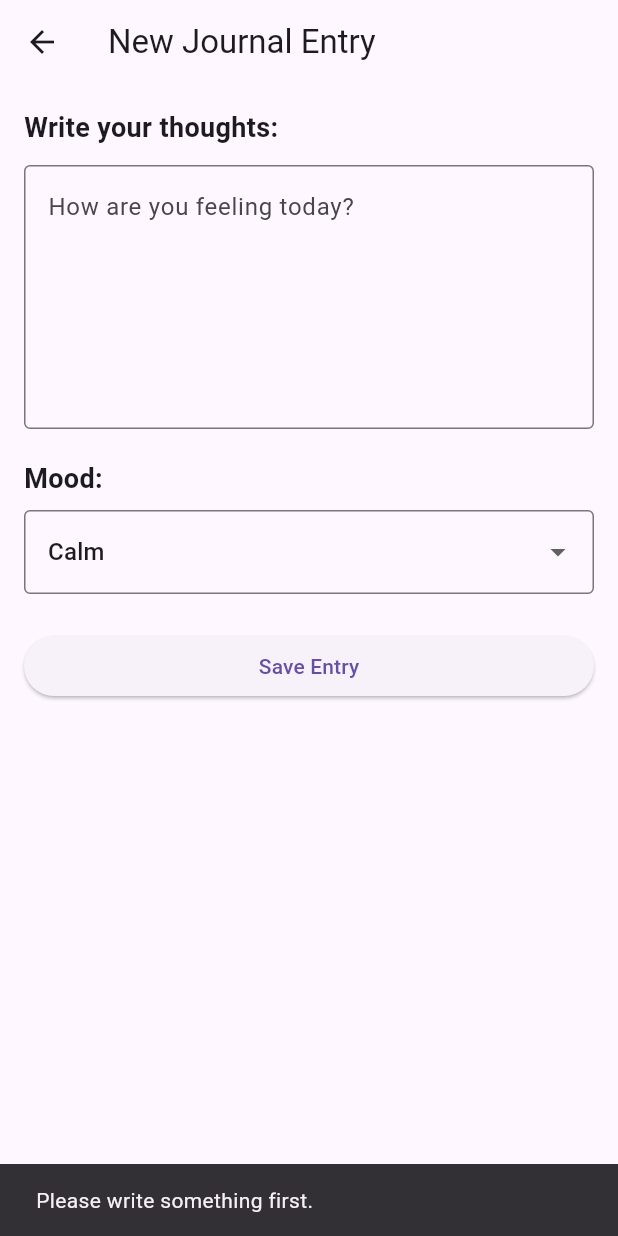
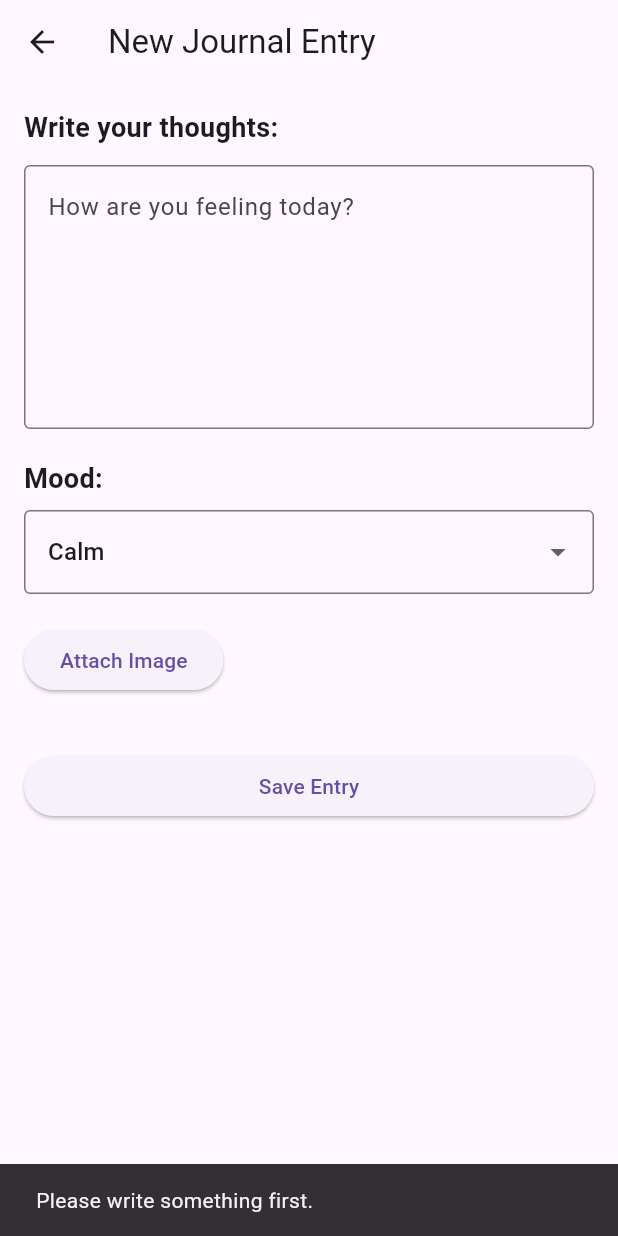
Before and after one commit to KenyNguyenn321/project-02, a Flutter app: the AddEntryScreen screen opened directly, after a tap on "Save Entry", on a phone screen of 412 x 824 dp. Run offline on Flutter 3.47's test engine with Material 3 defaults, Android fonts, the phone set to English and light mode, and no system bars; our stand-ins replace cloud_firestore, firebase_auth, firebase_core, firebase_messaging, firebase_storage, image_picker and 1 more; accounts and stored records are empty.

Commit message:
added image picker and Firebase Storage upload
added image picker and Firebase Storage upload

```diff
--- a/keny_zen/lib/screens/add_entry_screen.dart
+++ b/keny_zen/lib/screens/add_entry_screen.dart
@@ -1,7 +1,10 @@
+import 'dart:io';
 import 'package:flutter/material.dart';
+import 'package:image_picker/image_picker.dart';
 import '../models/journal_entry.dart';
 import '../services/auth_service.dart';
 import '../services/firestore_service.dart';
+import '../services/storage_service.dart';
 
 // screen for creating a new journal entry
 class AddEntryScreen extends StatefulWidget {
@@ -13,20 +16,19 @@ class AddEntryScreen extends StatefulWidget {
 
 // handles journal entry form state
 class _AddEntryScreenState extends State<AddEntryScreen> {
-  // controller for journal text
   final TextEditingController _contentController = TextEditingController();
 
-  // selected mood value
   String _selectedMood = 'Calm';
 
-  // service instances
   final AuthService _authService = AuthService();
   final FirestoreService _firestoreService = FirestoreService();
+  final StorageService _storageService = StorageService();
 
-  // track loading state
   bool _isLoading = false;
 
-  // available mood options
+  // selected image file
+  File? _selectedImage;
+
   final List<String> _moods = [
     'Calm',
     'Happy',
@@ -35,12 +37,24 @@ class _AddEntryScreenState extends State<AddEntryScreen> {
     'Overwhelmed',
   ];
 
+  // pick image from gallery
+  Future<void> _pickImage() async {
+    final picker = ImagePicker();
+
+    final pickedFile = await picker.pickImage(source: ImageSource.gallery);
+
+    if (pickedFile == null) return;
+
+    setState(() {
+      _selectedImage = File(pickedFile.path);
+    });
+  }
+
   // save journal entry to Firestore
   void _saveEntry() async {
     final content = _contentController.text.trim();
     final user = _authService.currentUser;
 
-    // prevent empty journal entries
     if (content.isEmpty) {
       ScaffoldMessenger.of(context).showSnackBar(
         const SnackBar(content: Text('Please write something first.')),
@@ -48,10 +62,9 @@ class _AddEntryScreenState extends State<AddEntryScreen> {
       return;
     }
 
-    // make sure user is logged in
     if (user == null) {
       ScaffoldMessenger.of(context).showSnackBar(
-        const SnackBar(content: Text('You must be logged in to save.')),
+        const SnackBar(content: Text('You must be logged in.')),
       );
       return;
     }
@@ -61,34 +74,38 @@ class _AddEntryScreenState extends State<AddEntryScreen> {
     });
 
     try {
-      // create entry object
+      String? imageUrl;
+
+      // upload image if selected
+      if (_selectedImage != null) {
+        imageUrl = await _storageService.uploadEntryImage(
+          _selectedImage!,
+          user.uid,
+        );
+      }
+
       final entry = JournalEntry(
         id: '',
         userId: user.uid,
         content: content,
         mood: _selectedMood,
         createdAt: DateTime.now(),
+        imageUrl: imageUrl,
       );
 
-      // save entry to Firestore
       await _firestoreService.addEntry(entry);
 
-      // stop if widget is no longer active
       if (!mounted) return;
 
-      // return to previous screen
       Navigator.pop(context);
     } catch (e) {
-      // stop if widget is no longer active
       if (!mounted) return;
 
-      // show save error
       ScaffoldMessenger.of(context).showSnackBar(
         SnackBar(content: Text('Save failed: $e')),
       );
     }
 
-    // stop if widget is no longer active
     if (!mounted) return;
 
     setState(() {
@@ -98,25 +115,20 @@ class _AddEntryScreenState extends State<AddEntryScreen> {
 
   @override
   void dispose() {
-    // clean up controller
     _contentController.dispose();
-
     super.dispose();
   }
 
   @override
   Widget build(BuildContext context) {
     return Scaffold(
-      // top app bar
       appBar: AppBar(
         title: const Text('New Journal Entry'),
       ),
-
-      // form content
       body: Padding(
         padding: const EdgeInsets.all(16.0),
 
-        // entry form
+        child: SingleChildScrollView(
           child: Column(
             crossAxisAlignment: CrossAxisAlignment.start,
             children: [
@@ -127,7 +139,6 @@ class _AddEntryScreenState extends State<AddEntryScreen> {
 
               const SizedBox(height: 12),
 
-            // journal text input
               TextField(
                 controller: _contentController,
                 maxLines: 6,
@@ -146,7 +157,6 @@ class _AddEntryScreenState extends State<AddEntryScreen> {
 
               const SizedBox(height: 8),
 
-            // mood dropdown
               DropdownButtonFormField<String>(
                 initialValue: _selectedMood,
                 decoration: const InputDecoration(
@@ -165,9 +175,22 @@ class _AddEntryScreenState extends State<AddEntryScreen> {
                 },
               ),
 
+              const SizedBox(height: 20),
+
+              // image picker button
+              ElevatedButton(
+                onPressed: _pickImage,
+                child: const Text('Attach Image'),
+              ),
+
+              const SizedBox(height: 12),
+
+              // preview selected image
+              if (_selectedImage != null)
+                Image.file(_selectedImage!, height: 150),
+
               const SizedBox(height: 24),
 
-            // save button
               SizedBox(
                 width: double.infinity,
                 child: _isLoading
@@ -180,6 +203,7 @@ class _AddEntryScreenState extends State<AddEntryScreen> {
             ],
           ),
         ),
+      ),
     );
   }
 }
```
Lines whose indentation alone changed are shown as unchanged.
